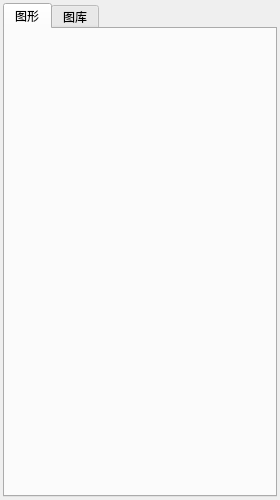
Qt form QStudioSCADA/DrawApplication/DrawApplication/ElementLibraryWidget.ui (VelsonWang/HmiFuncDesigner) before a commit.
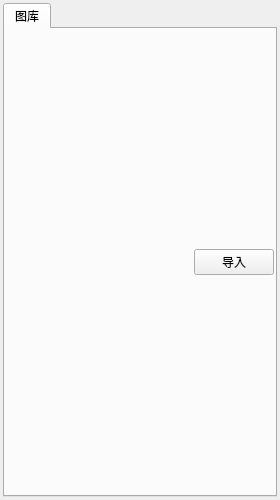
The same form after that commit.

Commit message: add Config/DrawApplication.ini for ElementLibraryWidget load element.

The edit to the form file:
```diff
--- a/QStudioSCADA/DrawApplication/DrawApplication/ElementLibraryWidget.ui
+++ b/QStudioSCADA/DrawApplication/DrawApplication/ElementLibraryWidget.ui
@@ -43,36 +43,32 @@
    </property>
    <item>
     <widget class="QTabWidget" name="tabWidget">
+     <property name="tabPosition">
+      <enum>QTabWidget::North</enum>
+     </property>
      <property name="currentIndex">
       <number>0</number>
      </property>
-     <widget class="QWidget" name="tab">
+     <widget class="QWidget" name="tab_2">
       <attribute name="title">
-       <string>图形</string>
+       <string>图库</string>
       </attribute>
-      <layout class="QGridLayout" name="gridLayout">
+      <layout class="QGridLayout" name="gridLayout_4" rowstretch="1,0">
        <property name="leftMargin">
-        <number>3</number>
+        <number>1</number>
        </property>
        <property name="topMargin">
-        <number>3</number>
+        <number>1</number>
        </property>
        <property name="rightMargin">
-        <number>3</number>
+        <number>1</number>
        </property>
        <property name="bottomMargin">
-        <number>3</number>
+        <number>1</number>
        </property>
-       <item row="0" column="0">
-        <layout class="QGridLayout" name="simpleGridLayout"/>
-       </item>
-      </layout>
-     </widget>
-     <widget class="QWidget" name="tab_2">
-      <attribute name="title">
-       <string>图库</string>
-      </attribute>
-      <layout class="QGridLayout" name="gridLayout_4" rowstretch="1,0">
+       <property name="spacing">
+        <number>1</number>
+       </property>
        <item row="0" column="0">
         <layout class="QGridLayout" name="libraryGridLayout"/>
        </item>
```
The commit also changes 5 other files.
